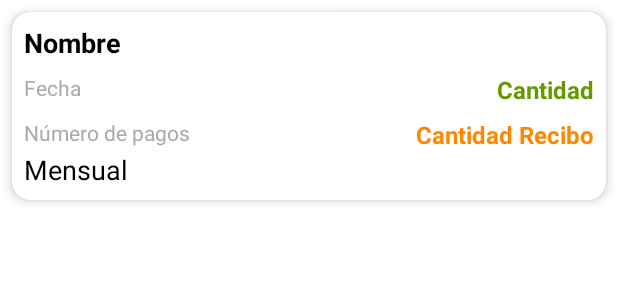
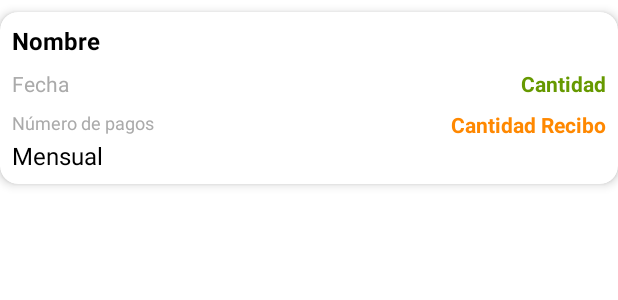
Before and after one commit to hhuezo/app_cuentas, an Android app: the layout item_prestamo_finalizado.xml on its own in the app's theme, with its tools: preview values and no code run, on a phone screen of 412 x 824 dp. Shown: the top 300 px of the screen. Run offline under Robolectric (Android 15) with nearby library versions, the phone set to English and light mode, and no system bars.

```diff
--- a/app/src/main/res/layout/activity_main.xml
+++ b/app/src/main/res/layout/activity_main.xml
@@ -4,7 +4,6 @@
     android:id="@+id/container"
     android:layout_width="match_parent"
     android:layout_height="match_parent"
-    android:paddingTop="?attr/actionBarSize"
     android:background="@color/elegant_gray">
 
     <com.google.android.material.bottomnavigation.BottomNavigationView
@@ -30,7 +29,6 @@
         app:layout_constraintRight_toRightOf="parent"
         app:layout_constraintTop_toTopOf="parent"
         app:navGraph="@navigation/mobile_navigation"
-        android:layout_marginTop="50dp"
         android:layout_marginBottom="60dp"/>
 
 </androidx.constraintlayout.widget.ConstraintLayout>
--- a/app/src/main/res/layout/item_prestamo_finalizado.xml
+++ b/app/src/main/res/layout/item_prestamo_finalizado.xml
@@ -5,10 +5,10 @@
     xmlns:app="http://schemas.android.com/apk/res-auto"
     android:layout_width="match_parent"
     android:layout_height="wrap_content"
-    android:layout_margin="8dp"
+    android:layout_marginVertical="8dp"
     app:cardCornerRadius="12dp"
     app:cardElevation="4dp"
-    android:padding="16dp">
+    android:padding="5dp">
 
     <LinearLayout
         android:orientation="vertical"
@@ -23,7 +23,7 @@
             android:layout_width="wrap_content"
             android:layout_height="wrap_content"
             android:text="Nombre"
-            android:textSize="18sp"
+            android:textSize="16sp"
             android:textStyle="bold"
             android:textColor="@android:color/black"/>
 
@@ -51,7 +51,7 @@
                 android:layout_width="0dp"
                 android:layout_height="wrap_content"
                 android:text="Cantidad"
-                android:textSize="16sp"
+                android:textSize="14sp"
                 android:textColor="@android:color/holo_green_dark"
                 android:textStyle="bold"
                 android:layout_weight="1"
@@ -72,7 +72,7 @@
                 android:layout_width="wrap_content"
                 android:layout_height="wrap_content"
                 android:text="Número de pagos"
-                android:textSize="14sp"
+                android:textSize="12sp"
                 android:textColor="@android:color/darker_gray"
                 android:layout_gravity="start" />
 
@@ -82,7 +82,7 @@
                 android:layout_width="0dp"
                 android:layout_height="wrap_content"
                 android:text="Cantidad Recibo"
-                android:textSize="16sp"
+                android:textSize="14sp"
                 android:textColor="@android:color/holo_orange_dark"
                 android:textStyle="bold"
                 android:layout_weight="1"
@@ -94,7 +94,7 @@
             android:layout_width="wrap_content"
             android:layout_height="wrap_content"
             android:text="Mensual"
-            android:textSize="18sp"
+            android:textSize="16sp"
             android:textColor="@android:color/black"/>
 
     </LinearLayout>
--- a/app/src/main/res/values/strings.xml
+++ b/app/src/main/res/values/strings.xml
@@ -3,8 +3,8 @@
     <string name="title_home">Home</string>
     <string name="title_dashboard">Préstamos</string>
     <string name="title_notifications">Más opciones</string>
-    <!--<string name="url">https://cuentas.corpweb.info/public/api/</string> -->
-    <string name="url">http://192.168.26.32/cuentas/public/api/</string>
-    <!-- TODO: Remove or change this placeholder text -->
+    <string name="url">https://cuentas.corpweb.info/public/api/</string>
+    <!-- <string name="url">http://192.168.26.32/cuentas/public/api/</string> -->
+  <!-- TODO: Remove or change this placeholder text -->
     <string name="hello_blank_fragment">Hello blank fragment</string>
 </resources>
```
Also changed, not shown: app/src/main/res/layout/fragment_dashboard.xml (+4 -4 lines).
